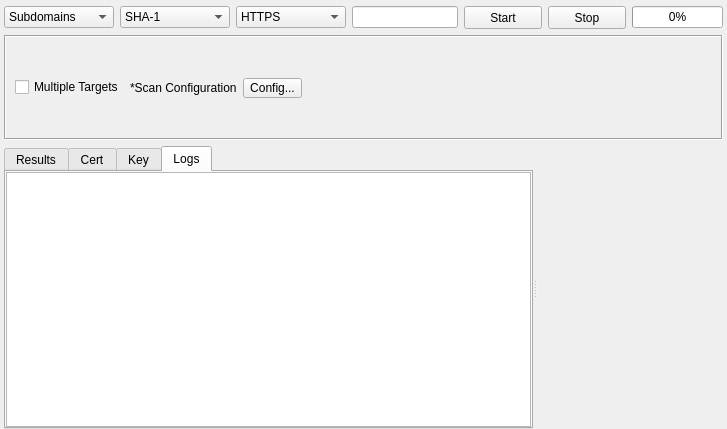
This is sub3suite/src/engines/ssl/Ssl.ui in 3nock/OTE as Qt 5 draws it before an edit. The edited form follows.
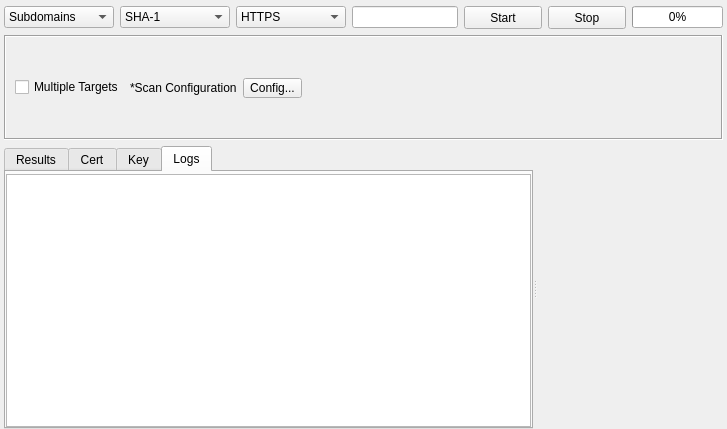
This is the edited form. The open tabs and pages were chosen to show the change. Custom widgets are drawn as their Qt base class.

```diff
--- a/sub3suite/src/engines/ssl/Ssl.ui
+++ b/sub3suite/src/engines/ssl/Ssl.ui
@@ -538,7 +538,7 @@
             <number>0</number>
            </property>
            <property name="topMargin">
-            <number>0</number>
+            <number>2</number>
            </property>
            <property name="rightMargin">
             <number>0</number>
```
